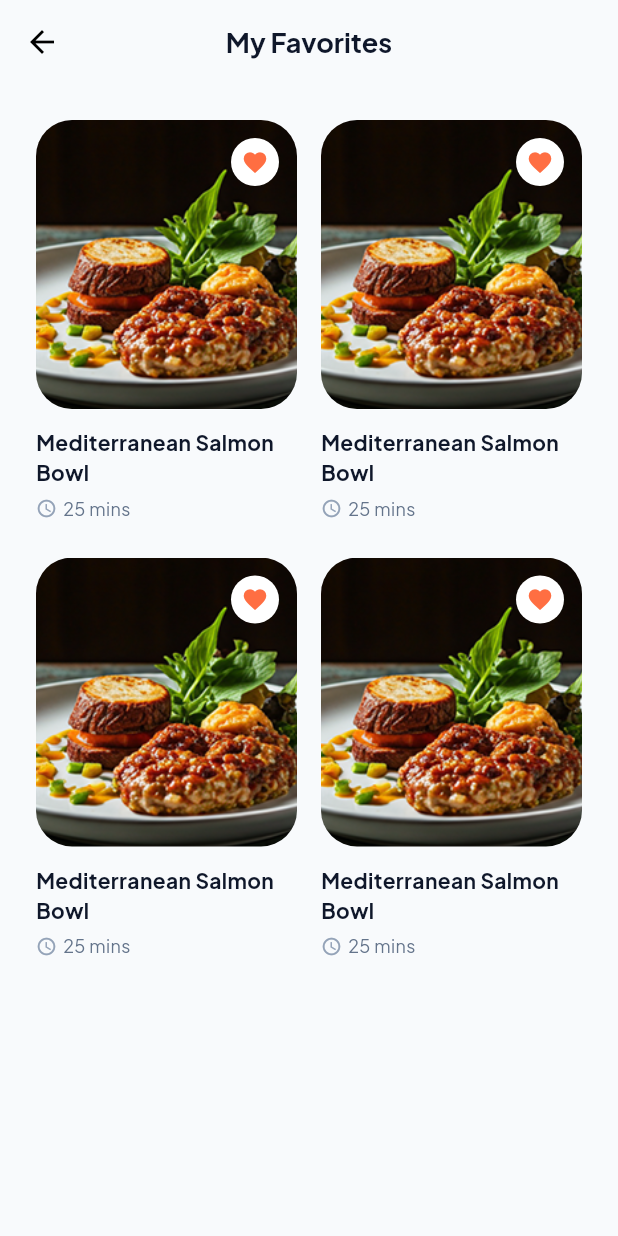
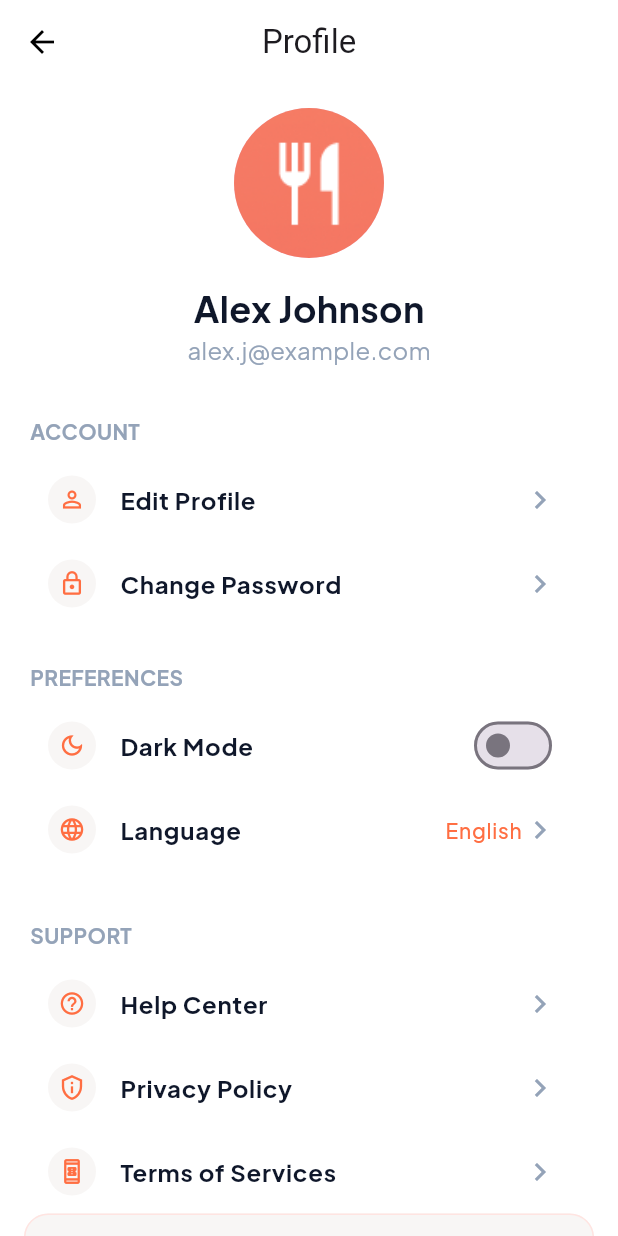
Before and after one commit to Abdallah-2003/my_recipe_app, a Flutter app: the screen it shows after launch, on a phone screen of 412 x 824 dp. Run offline on Flutter 3.47's test engine with Material 3 defaults, Android fonts, the phone set to English and light mode, and no system bars; our stand-ins replace flutter_bloc.

Commit message:
profile view done

```diff
--- a/lib/core/constant/app_colors.dart
+++ b/lib/core/constant/app_colors.dart
@@ -17,5 +17,6 @@ class AppColors {
   static const Color c26 = Color(0xFFDC2626);      // U: 2
   static const Color cf2 = Color(0xFFFEF2F2);      // U: 1
   static const Color cd5 = Color(0xFFFFEDD5);      // U: 1
+  static const Color ce1 = Color(0xFFFFE4E1);      // U: 1
 
 }
--- a/lib/core/constant/app_icons.dart
+++ b/lib/core/constant/app_icons.dart
@@ -15,5 +15,6 @@ abstract class AppIcons {
   static const IconData barChart = Icons.bar_chart;
   static const IconData fire = Icons.local_fire_department_outlined;
   static const IconData favoriteBorder = Icons.favorite_border;
+  static const IconData chevronRight = Icons.chevron_right;
 
 }
--- a/lib/core/constant/app_strings.dart
+++ b/lib/core/constant/app_strings.dart
@@ -48,4 +48,20 @@ abstract class AppStrings {
 
   // my favorite view
   static const String myFavorite = 'My Favorites';
+
+  // profile screen
+  static const String profileSmall = 'Profile';
+  static const String account = 'ACCOUNT';
+  static const String preferences = 'PREFERENCES';
+  static const String editProfile = 'Edit Profile';
+  static const String changePassword = 'Change Password';
+  static const String darkMode = 'Dark Mode';
+  static const String language = 'Language';
+  static const String english = 'English';
+  static const String support = 'SUPPORT';
+  static const String helpCenter = 'Help Center';
+  static const String privacyPolicy = 'Privacy Policy';
+  static const String terms = 'Terms of Services';
+  static const String logout = 'Logout';
+
 }
--- a/lib/core/functions.dart
+++ b/lib/core/functions.dart
@@ -1,6 +1,7 @@
 
 import 'package:flutter/material.dart';
 import 'package:my_recipe/core/constant/app_colors.dart';
+import 'package:my_recipe/core/constant/app_icons.dart';
 import 'package:my_recipe/core/theme/text_styles.dart';
 
 void snackBar({
@@ -49,3 +50,51 @@ Widget buildDivider() {
     color: AppColors.cf0,
   );
 }
+
+
+Widget buildSectionTitle(String title) {
+  return Align(
+    alignment: Alignment.centerLeft,
+    child: Padding(
+      padding: const EdgeInsets.only(bottom: 8.0, left: 4),
+      child: Text(
+        title,
+        style: AppTextStyles.styleBold14.copyWith(color: AppColors.cb8),
+      ),
+    ),
+  );
+}
+
+
+Widget buildProfileItem(
+  IconData icon,
+  String title, {
+  bool isToggle = false,
+  String? trailingText,
+}) {
+  return ListTile(
+    leading: CircleAvatar(
+      backgroundColor: AppColors.cf5,
+      radius: 16,
+      child: Icon(
+        icon,
+        color: AppColors.primary,
+        size: 18,
+      ),
+    ),
+    title: Text(title, style: AppTextStyles.styleBold16.copyWith(color: AppColors.c2a),),
+    trailing: isToggle
+        ? Switch(value: false, onChanged: (v) {})
+        : Row(
+            mainAxisSize: MainAxisSize.min,
+            children: [
+              if (trailingText != null)
+                Text(
+                  trailingText,
+                  style: AppTextStyles.styleMedium14.copyWith(color: AppColors.primary),
+                ),
+              const Icon(AppIcons.chevronRight, color: AppColors.cb8),
+            ],
+          ),
+  );
+}
--- /dev/null
+++ b/lib/features/profile/presentation/views/profile_view.dart
@@ -0,0 +1,98 @@
+import 'package:flutter/material.dart';
+import 'package:my_recipe/core/constant/app_colors.dart';
+import 'package:my_recipe/core/constant/app_icons.dart';
+import 'package:my_recipe/core/constant/app_strings.dart';
+import 'package:my_recipe/core/functions.dart';
+import 'package:my_recipe/core/theme/text_styles.dart';
+
+class ProfileView extends StatelessWidget {
+  const ProfileView({super.key});
+
+  @override
+  Widget build(BuildContext context) {
+    return Scaffold(
+      backgroundColor: AppColors.white,
+      appBar: AppBar(
+        backgroundColor: AppColors.white,
+        scrolledUnderElevation: 0,
+        title: Text(AppStrings.profileSmall),
+        centerTitle: true,
+        elevation: 0,
+        leading: IconButton(
+          icon: const Icon(AppIcons.arrowBack, color: Colors.black),
+          onPressed: () => Navigator.pop(context),
+        ),
+      ),
+      body: SingleChildScrollView(
+        padding: const EdgeInsets.all(16.0),
+        child: Column(
+          children: [
+            const CircleAvatar(
+              radius: 50,
+              backgroundImage: AssetImage('assets/images/logo.png'),
+            ),
+            const SizedBox(height: 16),
+            const Text('Alex Johnson', style: AppTextStyles.styleBold24),
+            const Text(
+              'alex.j@example.com',
+              style: AppTextStyles.styleRegular16,
+            ),
+            const SizedBox(height: 32),
+
+            buildSectionTitle(AppStrings.account),
+            buildProfileItem(Icons.person_outline, AppStrings.editProfile),
+            buildProfileItem(Icons.lock_outline, AppStrings.changePassword),
+
+            const SizedBox(height: 24),
+            buildSectionTitle(AppStrings.preferences),
+            buildProfileItem(
+              Icons.dark_mode_outlined,
+              AppStrings.darkMode,
+              isToggle: true,
+            ),
+            buildProfileItem(
+              Icons.language,
+              AppStrings.language,
+              trailingText: AppStrings.english,
+            ),
+            const SizedBox(height: 32),
+
+            buildSectionTitle(AppStrings.support),
+            buildProfileItem(
+              Icons.help_outline,
+              AppStrings.helpCenter,
+            ),
+            buildProfileItem(
+              Icons.privacy_tip_outlined,
+              AppStrings.privacyPolicy,
+            ),
+            buildProfileItem(
+              Icons.book_online_outlined,
+              AppStrings.terms,
+            ),
+            SizedBox(
+              width: double.infinity,
+              child: OutlinedButton.icon(
+                onPressed: () {},
+                icon: const Icon(Icons.logout, color: AppColors.primary),
+                label: const Text(
+                  AppStrings.logout,
+                  style: TextStyle(color: AppColors.primary),
+                ),
+                style: OutlinedButton.styleFrom(
+                  padding: const EdgeInsets.symmetric(vertical: 16),
+                  side: BorderSide(color: AppColors.ce1),
+                  backgroundColor: AppColors.cf5,
+                  shape: RoundedRectangleBorder(
+                    borderRadius: BorderRadius.circular(16),
+                  ),
+                ),
+              ),
+            ),
+          ],
+        ),
+      ),
+    );
+  }
+
+}
--- a/lib/main.dart
+++ b/lib/main.dart
@@ -1,5 +1,5 @@
 import 'package:flutter/material.dart';
-import 'package:my_recipe/features/favorites/presentation/views/my_favorite_view.dart';
+import 'package:my_recipe/features/profile/presentation/views/profile_view.dart';
 
 void main() {
   runApp(const MyRecipe());
@@ -13,7 +13,7 @@ class MyRecipe extends StatelessWidget {
     return MaterialApp(
       debugShowCheckedModeBanner: false,
       title: 'my recipe app',
-      home: const FavoritesView(),
+      home: const ProfileView(),
     );
   }
 }
```
